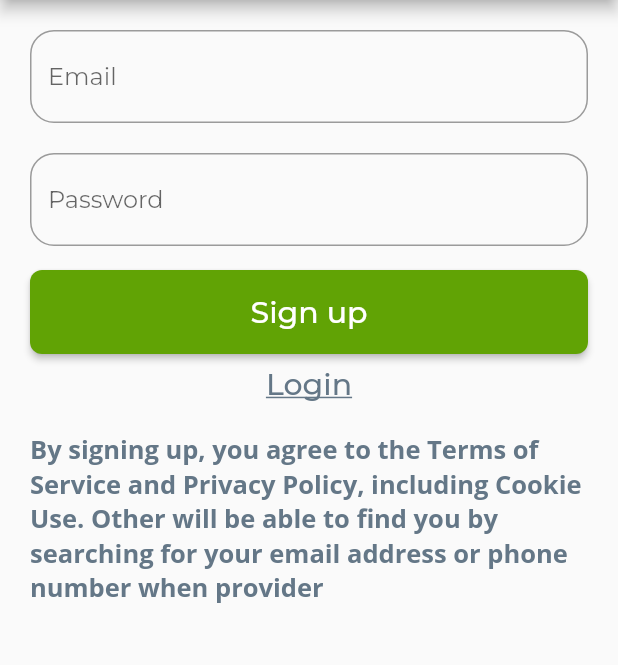
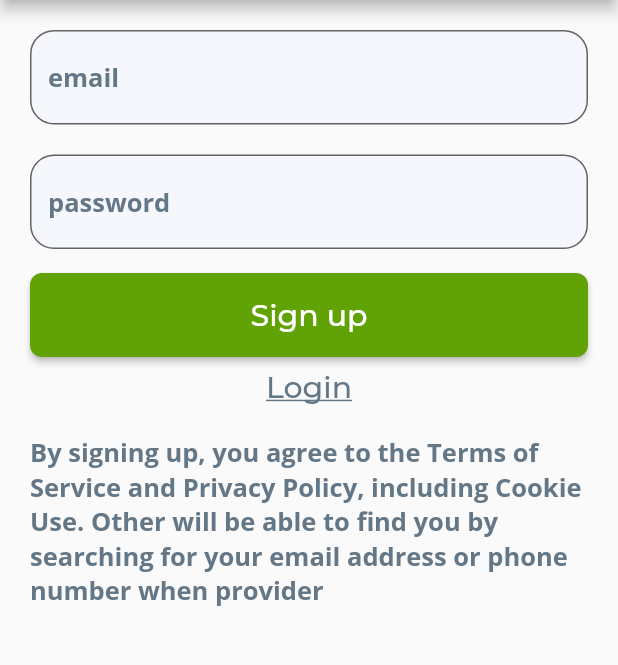
Before and after one commit to madz/flutter_chat_firebase, a Flutter app: the SignUpScreen screen opened directly, on a phone screen of 412 x 824 dp, the part 84-749 px from its top. Run offline on Flutter 3.47's test engine with Material 2 defaults, Android fonts, the phone set to English and light mode, and no system bars; our stand-ins replace bloc, bubble, cloud_firestore, equatable, firebase_auth, flutter_bloc and 4 more; accounts and stored records are empty; generated files the repository leaves out were written again.

Commit message:
Enhanced UI style.

```diff
--- a/lib/features/signup/widgets/signup_form.dart
+++ b/lib/features/signup/widgets/signup_form.dart
@@ -5,7 +5,6 @@ import 'package:LIG_chat/features/chat/screen/chat_screen.dart';
 import 'package:LIG_chat/features/signup/bloc/signup_bloc.dart';
 import 'package:flutter/material.dart';
 import 'package:flutter_bloc/flutter_bloc.dart';
-import 'package:google_fonts/google_fonts.dart';
 
 ///form for Registering a User.
 class SignUpForm extends StatefulWidget {
@@ -119,9 +118,18 @@ class _SignUpFormState extends State<SignUpForm> {
                   textAlign: TextAlign.left,
                   keyboardType: TextInputType.emailAddress,
                   autocorrect: false,
+                  style: TextStyle(
+                      color: Color(0XFF647787),
+                      fontWeight: FontWeight.bold,
+                      fontSize: 17),
                   decoration: InputDecoration(
-                    hintText: 'Email',
-                    hintStyle: GoogleFonts.montserrat(),
+                    hintText: 'email',
+                    hintStyle: TextStyle(
+                        color: Color(0XFF647787),
+                        fontWeight: FontWeight.bold,
+                        fontSize: 17),
+                    fillColor: Color(0XFFF5F7FC),
+                    filled: true,
                     border: OutlineInputBorder(
                       borderRadius: BorderRadius.all(
                         Radius.circular(16.0),
@@ -142,9 +150,18 @@ class _SignUpFormState extends State<SignUpForm> {
                   textAlign: TextAlign.left,
                   obscureText: true,
                   autocorrect: false,
+                  style: TextStyle(
+                      color: Color(0XFF647787),
+                      fontWeight: FontWeight.bold,
+                      fontSize: 17),
                   decoration: InputDecoration(
-                    hintText: 'Password',
-                    hintStyle: GoogleFonts.montserrat(),
+                    hintText: 'password',
+                    hintStyle: TextStyle(
+                        color: Color(0XFF647787),
+                        fontWeight: FontWeight.bold,
+                        fontSize: 17),
+                    fillColor: Color(0XFFF5F7FC),
+                    filled: true,
                     border: OutlineInputBorder(
                       borderRadius: BorderRadius.all(
                         Radius.circular(16.0),
```
Also changed, not shown: lib/features/chat/widgets/chat_stream.dart (+9 -3 lines), lib/features/login/widgets/login_form.dart (+23 -10 lines).
